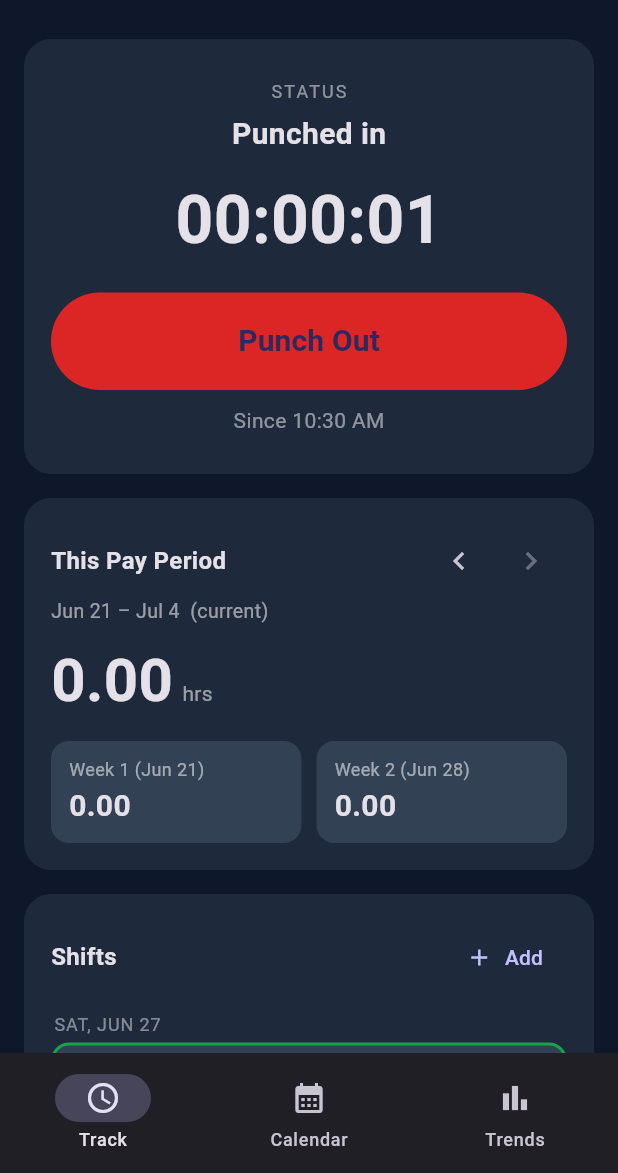
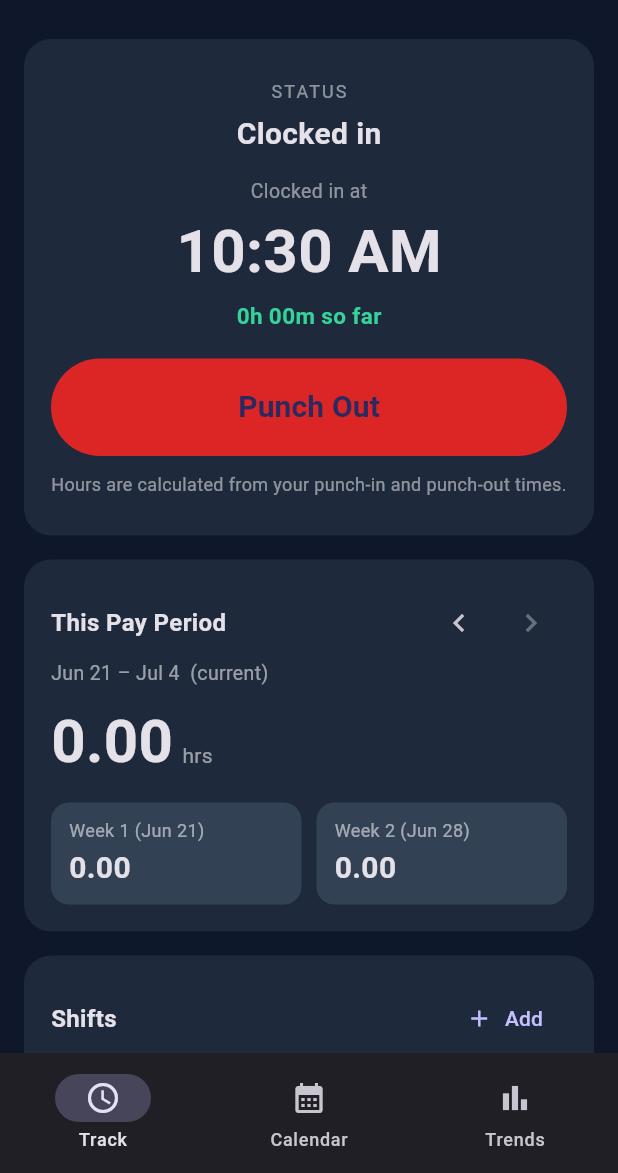
Before and after one commit to Thamizhazhagan-Murugan/Shift-tracker, a Flutter app: the screen it shows after launch, after a tap on "Punch In", on a phone screen of 412 x 824 dp, the part 63-1236 px from its top. Run offline on Flutter 3.47's test engine with Material 3 defaults, Android fonts, the phone set to English and light mode, and no system bars; our stand-ins replace fl_chart, shared_preferences, table_calendar.

Commit message:
Replace per-second timer with timestamp-based hours
Removes the 1-second UI ticker (and its repaints) in favor of recording the
clock-in time and computing hours from punch-in/punch-out timestamps, which is
more energy efficient. While clocked in, the card shows the clock-in time and a
static "so far" snapshot that refreshes on app resume (via a lifecycle
observer) and tab switches — no polling. Status now reads "Clocked in/out".

Co-Authored-By: Claude Opus 4.8 <noreply@anthropic.com>
Claude-Session: https://claude.ai/code/session_01XRwnH819KS8CiFiRHvpGyv

```diff
--- a/lib/screens/home_tab.dart
+++ b/lib/screens/home_tab.dart
@@ -79,7 +79,7 @@ class _PunchCard extends StatelessWidget {
   Widget build(BuildContext context) {
     final active = activeShift != null;
     final elapsed =
-        active ? DateTime.now().difference(activeShift!.start).inSeconds : 0;
+        active ? DateTime.now().difference(activeShift!.start) : Duration.zero;
 
     return AppCard(
       padding: const EdgeInsets.symmetric(vertical: 26, horizontal: 18),
@@ -91,18 +91,30 @@ class _PunchCard extends StatelessWidget {
                   fontSize: 12,
                   letterSpacing: 1.4)),
           const SizedBox(height: 6),
-          Text(active ? 'Punched in' : 'Punched out',
+          Text(active ? 'Clocked in' : 'Clocked out',
               style:
                   const TextStyle(fontSize: 20, fontWeight: FontWeight.w600)),
-          const SizedBox(height: 12),
-          if (active)
-            Text(fmtElapsed(elapsed),
+          if (active) ...[
+            const SizedBox(height: 14),
+            Text('Clocked in at',
+                style: TextStyle(
+                    color: Colors.white.withOpacity(0.5), fontSize: 13)),
+            const SizedBox(height: 2),
+            Text(fmtClock(activeShift!.start),
                 style: const TextStyle(
-                  fontSize: 44,
+                  fontSize: 40,
                   fontWeight: FontWeight.bold,
                   fontFeatures: [FontFeature.tabularFigures()],
                 )),
-          if (active) const SizedBox(height: 16),
+            const SizedBox(height: 4),
+            Text('${fmtDurationHm(elapsed)} so far',
+                style: const TextStyle(
+                    color: Color(0xFF34D399),
+                    fontSize: 15,
+                    fontWeight: FontWeight.w600)),
+            const SizedBox(height: 18),
+          ] else
+            const SizedBox(height: 16),
           SizedBox(
             width: double.infinity,
             child: FilledButton(
@@ -119,12 +131,15 @@ class _PunchCard extends StatelessWidget {
                       fontSize: 20, fontWeight: FontWeight.bold)),
             ),
           ),
-          if (active) ...[
-            const SizedBox(height: 10),
-            Text('Since ${fmtClock(activeShift!.start)}',
-                style:
-                    TextStyle(color: Colors.white.withOpacity(0.5))),
-          ],
+          const SizedBox(height: 10),
+          Text(
+            active
+                ? 'Hours are calculated from your punch-in and punch-out times.'
+                : 'Tap to record your clock-in time.',
+            textAlign: TextAlign.center,
+            style:
+                TextStyle(color: Colors.white.withOpacity(0.5), fontSize: 12),
+          ),
         ],
       ),
     );
--- a/lib/screens/root_screen.dart
+++ b/lib/screens/root_screen.dart
@@ -1,5 +1,3 @@
-import 'dart:async';
-
 import 'package:flutter/material.dart';
 
 import '../models/settings.dart';
@@ -20,25 +18,31 @@ class RootScreen extends StatefulWidget {
   State<RootScreen> createState() => _RootScreenState();
 }
 
-class _RootScreenState extends State<RootScreen> {
+class _RootScreenState extends State<RootScreen>
+    with WidgetsBindingObserver {
   late List<Shift> _shifts;
   late Settings _settings;
   int _periodOffset = 0;
   int _tab = 0;
-  Timer? _ticker;
 
   @override
   void initState() {
     super.initState();
     _shifts = widget.repository.loadShifts();
     _settings = widget.repository.loadSettings();
-    _syncTicker();
+    // Refresh the "so far" snapshot when the app is reopened — no timer needed.
+    WidgetsBinding.instance.addObserver(this);
   }
 
   @override
   void dispose() {
-    _ticker?.cancel();
+    WidgetsBinding.instance.removeObserver(this);
     super.dispose();
+  }
+
+  @override
+  void didChangeAppLifecycleState(AppLifecycleState state) {
+    if (state == AppLifecycleState.resumed && mounted) setState(() {});
   }
 
   Shift? get _activeShift {
@@ -46,17 +50,6 @@ class _RootScreenState extends State<RootScreen> {
       if (s.inProgress) return s;
     }
     return null;
-  }
-
-  void _syncTicker() {
-    if (_activeShift != null) {
-      _ticker ??= Timer.periodic(const Duration(seconds: 1), (_) {
-        if (mounted) setState(() {});
-      });
-    } else {
-      _ticker?.cancel();
-      _ticker = null;
-    }
   }
 
   Future<void> _persist() => widget.repository.saveShifts(_shifts);
@@ -73,7 +66,6 @@ class _RootScreenState extends State<RootScreen> {
         ));
         _periodOffset = 0;
       }
-      _syncTicker();
     });
     _persist();
   }
@@ -126,7 +118,6 @@ class _RootScreenState extends State<RootScreen> {
           note: result.note,
         ));
       }
-      _syncTicker();
     });
     _persist();
   }
--- a/lib/utils/format.dart
+++ b/lib/utils/format.dart
@@ -22,12 +22,11 @@ String fmtClock(DateTime d) {
   return '$hour12:${two(d.minute)} $ampm';
 }
 
-/// Seconds -> "HH:MM:SS"
-String fmtElapsed(int totalSeconds) {
-  final h = totalSeconds ~/ 3600;
-  final m = (totalSeconds % 3600) ~/ 60;
-  final s = totalSeconds % 60;
-  return '${two(h)}:${two(m)}:${two(s)}';
+/// e.g. "3h 24m" (or "0h 09m")
+String fmtDurationHm(Duration d) {
+  final h = d.inHours;
+  final m = d.inMinutes % 60;
+  return '${h}h ${two(m)}m';
 }
 
 String fmtHours(double h) => h.toStringAsFixed(2);
```
Also changed, not shown: 2 other files.
